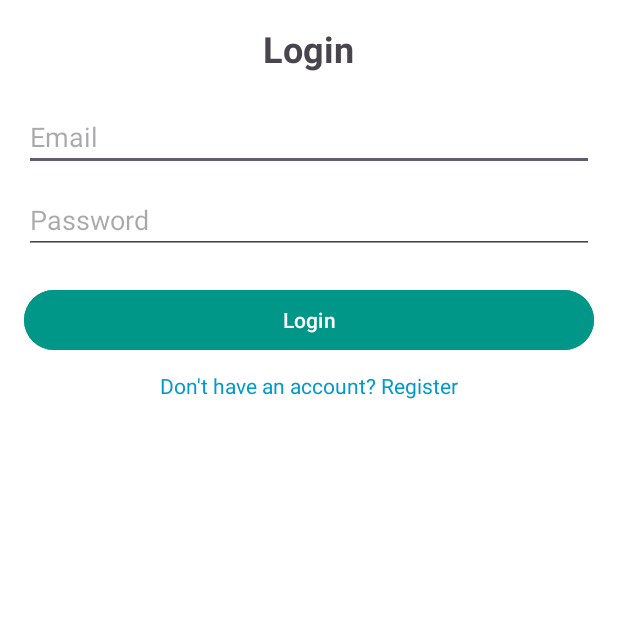
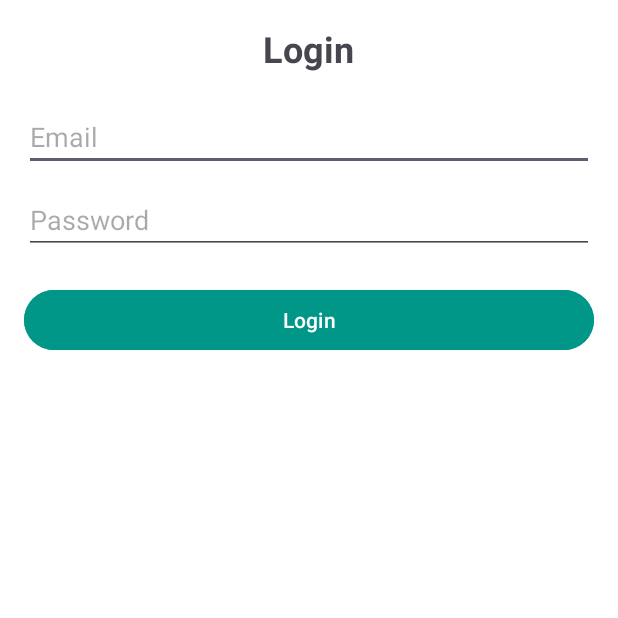
Before and after one commit to Abhi-Reddi/Personal-Diary-App-Android, an Android app: the screen it shows after launch (LoginActivity), on a phone screen of 412 x 824 dp, the top half of it. Run offline under Robolectric (Android 15) with nearby library versions, the phone set to English and light mode, and no system bars; our stand-ins replace Firebase (no records; nobody signed in at launch, a user with empty details on screens opened directly); 2 statements that could not run were skipped.

```diff
--- a/DiaryNotes/app/src/main/java/com/example/diarynotes/LoginActivity.java
+++ b/DiaryNotes/app/src/main/java/com/example/diarynotes/LoginActivity.java
@@ -44,7 +44,6 @@ public class LoginActivity extends AppCompatActivity {
                 mAuth.signInWithEmailAndPassword(email, password)
                         .addOnCompleteListener(LoginActivity.this, task -> {
                             if (task.isSuccessful()) {
-                                // Show success toast
                                 Toast.makeText(LoginActivity.this, "Login Successful!", Toast.LENGTH_SHORT).show();
                                 new android.os.Handler().postDelayed(() -> {
                                     Intent intent = new Intent(LoginActivity.this, MainActivity.class);
--- a/DiaryNotes/app/src/main/res/layout/activity_login.xml
+++ b/DiaryNotes/app/src/main/res/layout/activity_login.xml
@@ -48,12 +48,5 @@
         android:layout_gravity="center"
         android:layout_marginTop="20dp"/>
 
-    <TextView
-        android:id="@+id/registerLink"
-        android:layout_width="wrap_content"
-        android:layout_height="wrap_content"
-        android:text="Don't have an account? Register"
-        android:layout_gravity="center"
-        android:textColor="@android:color/holo_blue_dark"
-        android:layout_marginTop="10dp"/>
+
 </LinearLayout>
```
